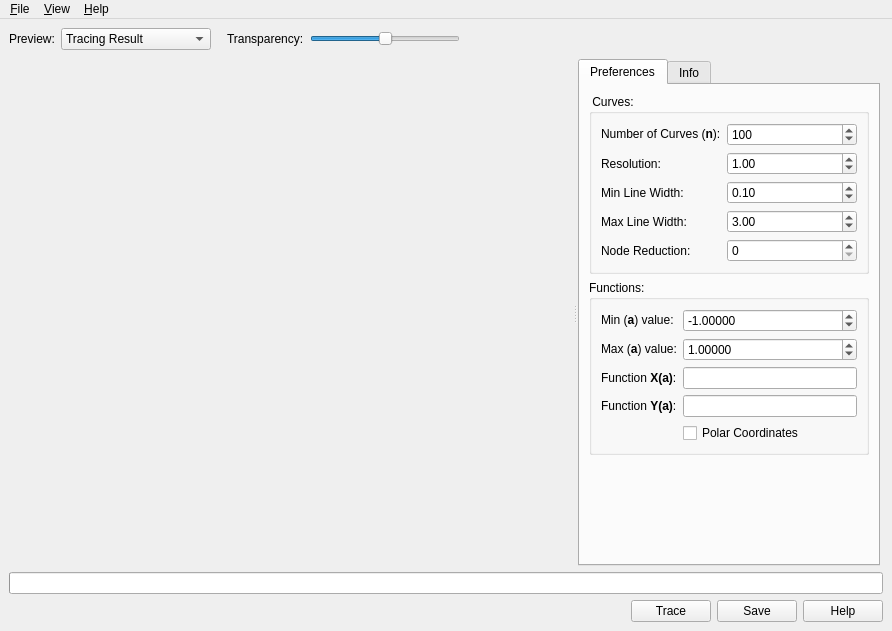
Above: src/ui_build/mainwindow.ui from maxim-s-barabash/ZebraTrace before the change. Below: the same form after it.
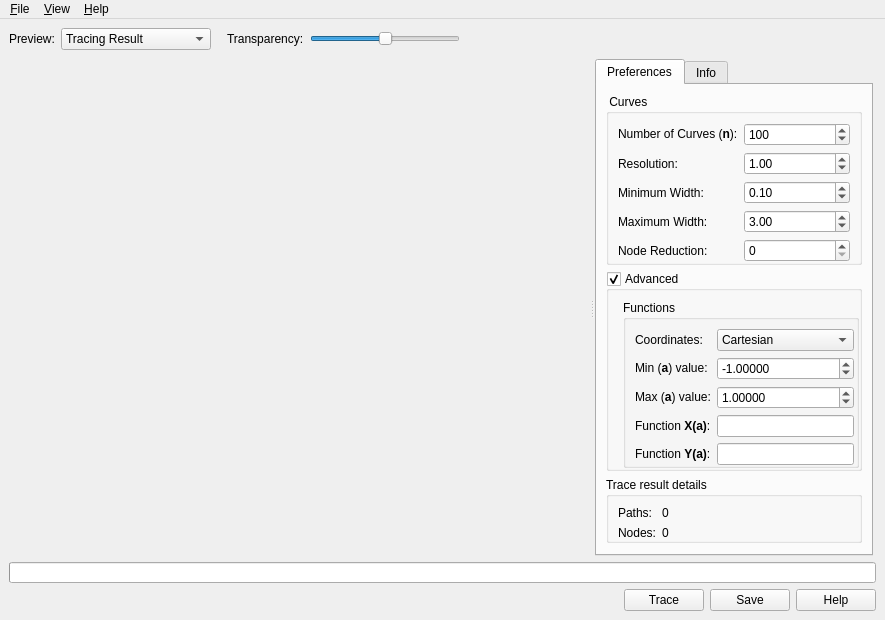
That is the form after the change. Icons and pictures are not drawn.

The edit to the form file:
```diff
--- a/src/ui_build/mainwindow.ui
+++ b/src/ui_build/mainwindow.ui
@@ -6,8 +6,8 @@
    <rect>
     <x>0</x>
     <y>0</y>
-    <width>892</width>
-    <height>631</height>
+    <width>885</width>
+    <height>620</height>
    </rect>
   </property>
   <property name="windowTitle">
@@ -245,7 +245,7 @@
           </property>
           <property name="minimumSize">
            <size>
-            <width>280</width>
+            <width>240</width>
             <height>0</height>
            </size>
           </property>
@@ -267,13 +267,16 @@
           <property name="elideMode">
            <enum>Qt::ElideMiddle</enum>
           </property>
+          <property name="documentMode">
+           <bool>false</bool>
+          </property>
           <widget class="QWidget" name="tabOptions">
            <attribute name="title">
             <string>Preferences</string>
            </attribute>
            <layout class="QVBoxLayout" name="verticalLayout_5">
             <item>
-             <widget class="QGroupBox" name="groupBox_2">
+             <widget class="QGroupBox" name="boxCurves">
               <property name="sizePolicy">
                <sizepolicy hsizetype="Preferred" vsizetype="Preferred">
                 <horstretch>0</horstretch>
@@ -287,15 +290,18 @@
                </size>
               </property>
               <property name="title">
-               <string> Curves:</string>
+               <string> Curves</string>
               </property>
               <property name="flat">
-               <bool>false</bool>
+               <bool>true</bool>
               </property>
               <property name="checkable">
                <bool>false</bool>
               </property>
               <layout class="QHBoxLayout" name="horizontalLayout_2">
+               <property name="bottomMargin">
+                <number>0</number>
+               </property>
                <item>
                 <layout class="QGridLayout" name="gridLayout" columnstretch="1,3">
                  <item row="0" column="0">
@@ -359,7 +365,7 @@
                  <item row="2" column="0">
                   <widget class="QLabel" name="label_2">
                    <property name="text">
-                    <string>Min Line Width:</string>
+                    <string>Minimum Width:</string>
                    </property>
                   </widget>
                  </item>
@@ -388,7 +394,7 @@
                  <item row="3" column="0">
                   <widget class="QLabel" name="label_3">
                    <property name="text">
-                    <string>Max Line Width:</string>
+                    <string>Maximum Width:</string>
                    </property>
                   </widget>
                  </item>
@@ -452,7 +458,33 @@
              </widget>
             </item>
             <item>
-             <widget class="QGroupBox" name="groupBox_3">
+             <widget class="QGroupBox" name="boxAdvancedPref">
+              <property name="title">
+               <string>Advanced</string>
+              </property>
+              <property name="flat">
+               <bool>true</bool>
+              </property>
+              <property name="checkable">
+               <bool>true</bool>
+              </property>
+              <property name="checked">
+               <bool>true</bool>
+              </property>
+              <layout class="QVBoxLayout" name="verticalLayout_7">
+               <property name="leftMargin">
+                <number>14</number>
+               </property>
+               <property name="rightMargin">
+                <number>0</number>
+               </property>
+               <property name="bottomMargin">
+                <number>0</number>
+               </property>
+               <item>
+                <layout class="QVBoxLayout" name="verticalLayout_6">
+                 <item>
+                  <widget class="QGroupBox" name="boxFunctions">
               <property name="sizePolicy">
                <sizepolicy hsizetype="Preferred" vsizetype="Preferred">
                 <horstretch>0</horstretch>
@@ -460,19 +492,55 @@
                </sizepolicy>
               </property>
               <property name="title">
-               <string>Functions:</string>
+                    <string>Functions</string>
+                   </property>
+                   <property name="flat">
+                    <bool>true</bool>
+                   </property>
+                   <property name="checkable">
+                    <bool>false</bool>
+                   </property>
+                   <property name="checked">
+                    <bool>false</bool>
               </property>
               <layout class="QVBoxLayout" name="verticalLayout_2">
+                    <property name="rightMargin">
+                     <number>2</number>
+                    </property>
+                    <property name="bottomMargin">
+                     <number>0</number>
+                    </property>
                <item>
-                <layout class="QGridLayout" name="gridLayout_2" columnstretch="1,3">
+                     <layout class="QFormLayout" name="formLayout">
                  <item row="0" column="0">
+                       <widget class="QLabel" name="label_9">
+                        <property name="text">
+                         <string>Coordinates:</string>
+                        </property>
+                       </widget>
+                      </item>
+                      <item row="0" column="1">
+                       <widget class="QComboBox" name="coordSystem">
+                        <item>
+                         <property name="text">
+                          <string>Cartesian</string>
+                         </property>
+                        </item>
+                        <item>
+                         <property name="text">
+                          <string>Polar</string>
+                         </property>
+                        </item>
+                       </widget>
+                      </item>
+                      <item row="1" column="0">
                   <widget class="QLabel" name="label_4">
                    <property name="text">
                     <string>Min (&lt;b&gt;a&lt;/b&gt;) value:</string>
                    </property>
                   </widget>
                  </item>
-                 <item row="0" column="1">
+                      <item row="1" column="1">
                   <widget class="QDoubleSpinBox" name="rangeMin">
                    <property name="sizePolicy">
                     <sizepolicy hsizetype="Preferred" vsizetype="Preferred">
@@ -500,14 +568,14 @@
                    </property>
                   </widget>
                  </item>
-                 <item row="1" column="0">
+                      <item row="2" column="0">
                   <widget class="QLabel" name="label_5">
                    <property name="text">
                     <string>Max (&lt;b&gt;a&lt;/b&gt;) value:</string>
                    </property>
                   </widget>
                  </item>
-                 <item row="1" column="1">
+                      <item row="2" column="1">
                   <widget class="QDoubleSpinBox" name="rangeMax">
                    <property name="sizePolicy">
                     <sizepolicy hsizetype="Preferred" vsizetype="Preferred">
@@ -535,14 +603,14 @@
                    </property>
                   </widget>
                  </item>
-                 <item row="2" column="0">
+                      <item row="3" column="0">
                   <widget class="QLabel" name="label_6">
                    <property name="text">
                     <string>Function &lt;b&gt;X(a)&lt;/b&gt;:</string>
                    </property>
                   </widget>
                  </item>
-                 <item row="2" column="1">
+                      <item row="3" column="1">
                   <widget class="QLineEdit" name="lineEditX">
                    <property name="sizePolicy">
                     <sizepolicy hsizetype="Preferred" vsizetype="Preferred">
@@ -558,14 +626,14 @@
                    </property>
                   </widget>
                  </item>
-                 <item row="3" column="0">
+                      <item row="4" column="0">
                   <widget class="QLabel" name="label_7">
                    <property name="text">
                     <string>Function &lt;b&gt;Y(a)&lt;/b&gt;:</string>
                    </property>
                   </widget>
                  </item>
-                 <item row="3" column="1">
+                      <item row="4" column="1">
                   <widget class="QLineEdit" name="lineEditY">
                    <property name="sizePolicy">
                     <sizepolicy hsizetype="Preferred" vsizetype="Preferred">
@@ -581,22 +649,55 @@
                    </property>
                   </widget>
                  </item>
-                 <item row="4" column="1">
-                  <widget class="QCheckBox" name="checkPolar">
-                   <property name="enabled">
+                     </layout>
+                    </item>
+                   </layout>
+                  </widget>
+                 </item>
+                </layout>
+               </item>
+              </layout>
+             </widget>
+            </item>
+            <item>
+             <widget class="QGroupBox" name="boxInfo">
+              <property name="title">
+               <string>Trace result details</string>
+              </property>
+              <property name="flat">
                     <bool>true</bool>
                    </property>
-                   <property name="sizePolicy">
-                    <sizepolicy hsizetype="Preferred" vsizetype="Preferred">
-                     <horstretch>0</horstretch>
-                     <verstretch>0</verstretch>
-                    </sizepolicy>
-                   </property>
-                   <property name="toolTip">
-                    <string>Function X(a) means function of radius and Y(a) means function of angle in polar coordinates</string>
+              <layout class="QVBoxLayout" name="verticalLayout_3">
+               <property name="bottomMargin">
+                <number>0</number>
+               </property>
+               <item>
+                <layout class="QFormLayout" name="formLayout_2">
+                 <item row="0" column="0">
+                  <widget class="QLabel" name="labelObject">
+                   <property name="text">
+                    <string>Paths:</string>
                    </property>
+                  </widget>
+                 </item>
+                 <item row="0" column="1">
+                  <widget class="QLabel" name="labelNumberObject">
                    <property name="text">
-                    <string>Polar Coordinates</string>
+                    <string>0</string>
+                   </property>
+                  </widget>
+                 </item>
+                 <item row="1" column="0">
+                  <widget class="QLabel" name="labelNodes">
+                   <property name="text">
+                    <string>Nodes:</string>
+                   </property>
+                  </widget>
+                 </item>
+                 <item row="1" column="1">
+                  <widget class="QLabel" name="labelNumberNodes">
+                   <property name="text">
+                    <string>0</string>
                    </property>
                   </widget>
                  </item>
@@ -613,7 +714,7 @@
               <property name="sizeHint" stdset="0">
                <size>
                 <width>20</width>
-                <height>40</height>
+                <height>0</height>
                </size>
               </property>
              </spacer>
@@ -629,12 +730,6 @@
            </attribute>
            <layout class="QVBoxLayout" name="verticalLayout_4">
             <item>
-             <widget class="QGroupBox" name="groupBox">
-              <property name="title">
-               <string>Trace Information:</string>
-              </property>
-              <layout class="QVBoxLayout" name="verticalLayout_3">
-               <item>
                 <widget class="QPlainTextEdit" name="infoText">
                  <property name="sizePolicy">
                   <sizepolicy hsizetype="Preferred" vsizetype="Preferred">
@@ -664,9 +759,6 @@
                </item>
               </layout>
              </widget>
-            </item>
-           </layout>
-          </widget>
          </widget>
         </widget>
        </item>
@@ -779,7 +871,7 @@
     <rect>
      <x>0</x>
      <y>0</y>
-     <width>892</width>
+     <width>885</width>
      <height>18</height>
     </rect>
    </property>
```
Left out of the diff: 21 changed lines with no effect on the pictures. Lines whose indentation alone changed are shown as unchanged.
